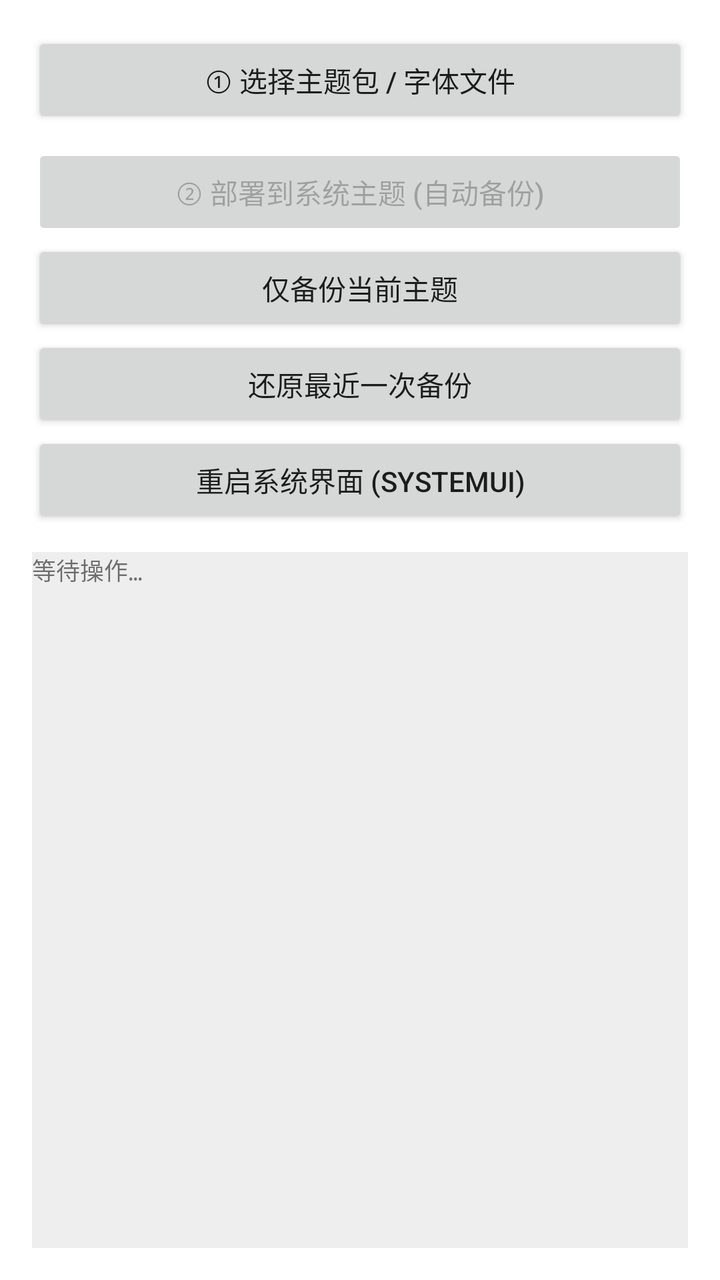
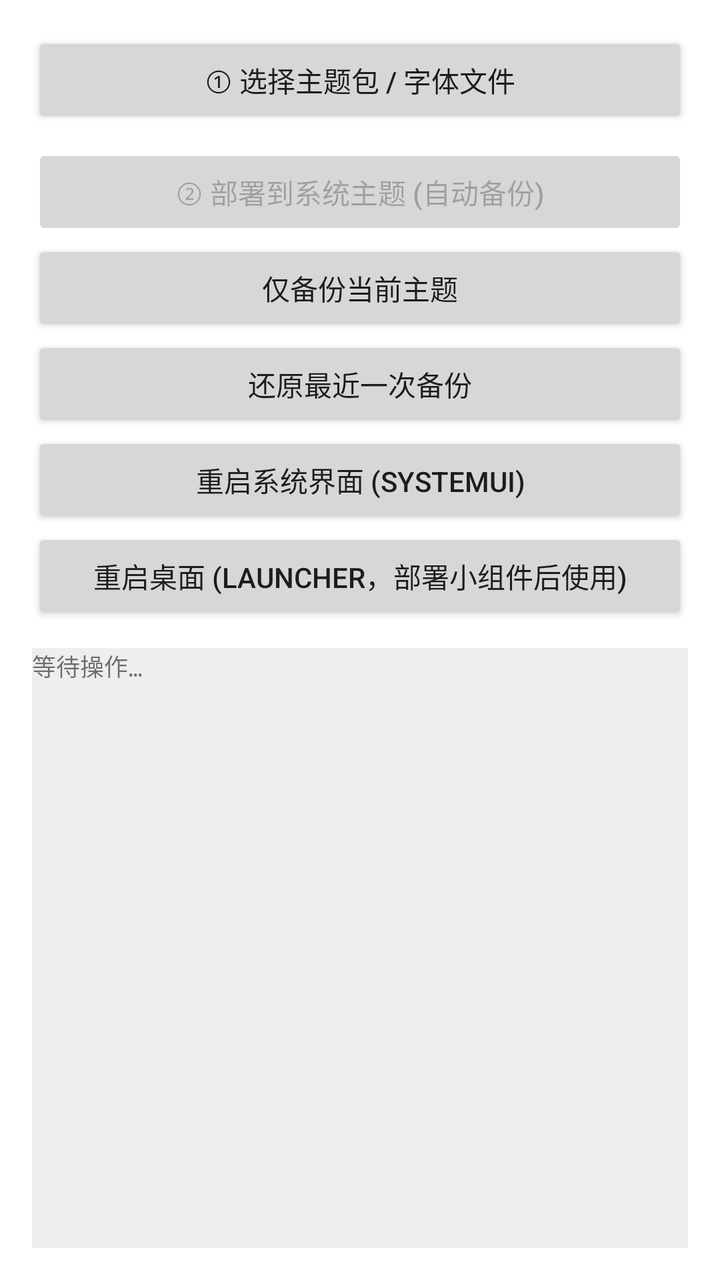

Before-and-after screenshots of an Android layout around one commit, followed by the original layout XML and the change that was made.
<!-- AndroidManifest.xml: fallback theme Theme.MaterialComponents.DayNight.NoActionBar -->
<!-- res/layout/activity_main.xml -->
<?xml version="1.0" encoding="utf-8"?>
<LinearLayout xmlns:android="http://schemas.android.com/apk/res/android"
    android:orientation="vertical"
    android:layout_width="match_parent"
    android:layout_height="match_parent"
    android:padding="16dp">

    <Button
        android:id="@+id/btn_perm"
        android:layout_width="match_parent"
        android:layout_height="wrap_content"
        android:visibility="gone"
        android:text="授权所有文件访问"/>

    <Button
        android:id="@+id/btn_pick"
        android:layout_width="match_parent"
        android:layout_height="wrap_content"
        android:text="① 选择主题包 / 字体文件"/>

    <LinearLayout
        android:id="@+id/comps"
        android:orientation="vertical"
        android:layout_width="match_parent"
        android:layout_height="wrap_content"
        android:padding="4dp"/>

    <Button
        android:id="@+id/btn_deploy"
        android:layout_width="match_parent"
        android:layout_height="wrap_content"
        android:enabled="false"
        android:text="② 部署到系统主题 (自动备份)"/>

    <Button
        android:id="@+id/btn_backup"
        android:layout_width="match_parent"
        android:layout_height="wrap_content"
        android:text="仅备份当前主题"/>

    <Button
        android:id="@+id/btn_restore"
        android:layout_width="match_parent"
        android:layout_height="wrap_content"
        android:text="还原最近一次备份"/>

    <Button
        android:id="@+id/btn_restart"
        android:layout_width="match_parent"
        android:layout_height="wrap_content"
        android:text="重启系统界面 (SystemUI)"/>

    <ScrollView
        android:layout_width="match_parent"
        android:layout_height="0dp"
        android:layout_weight="1"
        android:layout_marginTop="12dp"
        android:background="#11000000">

        <TextView
            android:id="@+id/log"
            android:layout_width="match_parent"
            android:layout_height="wrap_content"
            android:textSize="12sp"
            android:fontFamily="monospace"
            android:text="等待操作…\n"/>
    </ScrollView>
</LinearLayout>
<!-- resources referenced by this layout -->
<resources>

</resources>

<!-- the commit's change to res/layout/activity_main.xml (unified diff, before → after) -->
@@ -50,6 +50,12 @@
         android:layout_height="wrap_content"
         android:text="重启系统界面 (SystemUI)"/>
 
+    <Button
+        android:id="@+id/btn_launcher"
+        android:layout_width="match_parent"
+        android:layout_height="wrap_content"
+        android:text="重启桌面 (Launcher，部署小组件后使用)"/>
+
     <ScrollView
         android:layout_width="match_parent"
         android:layout_height="0dp"
